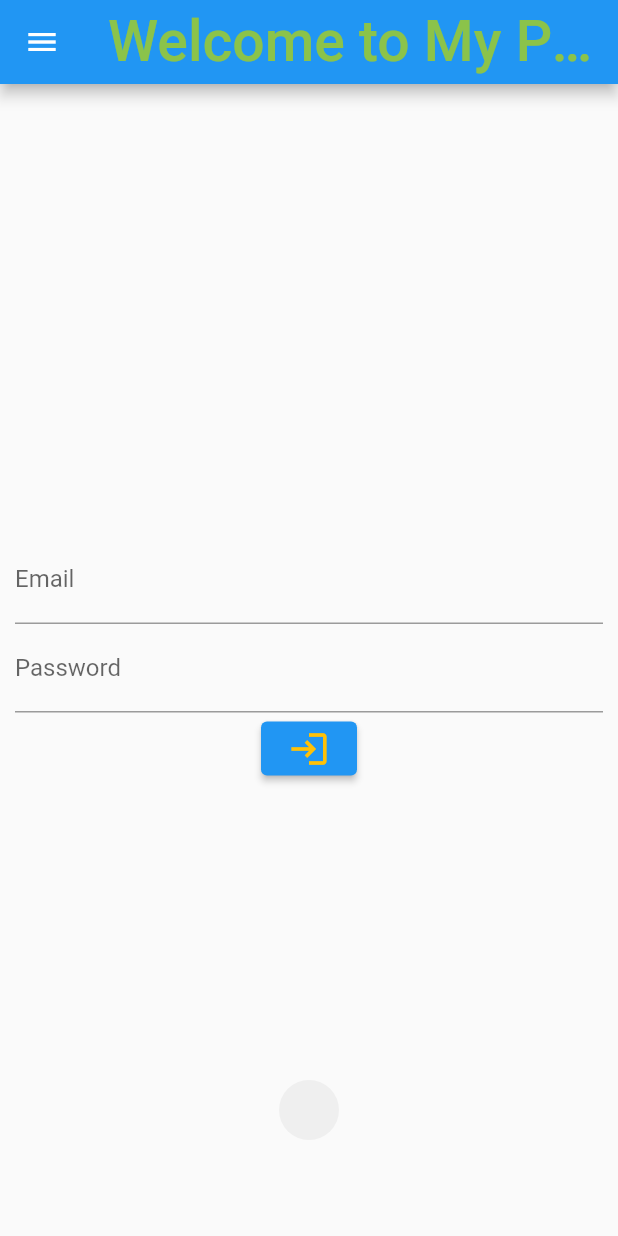
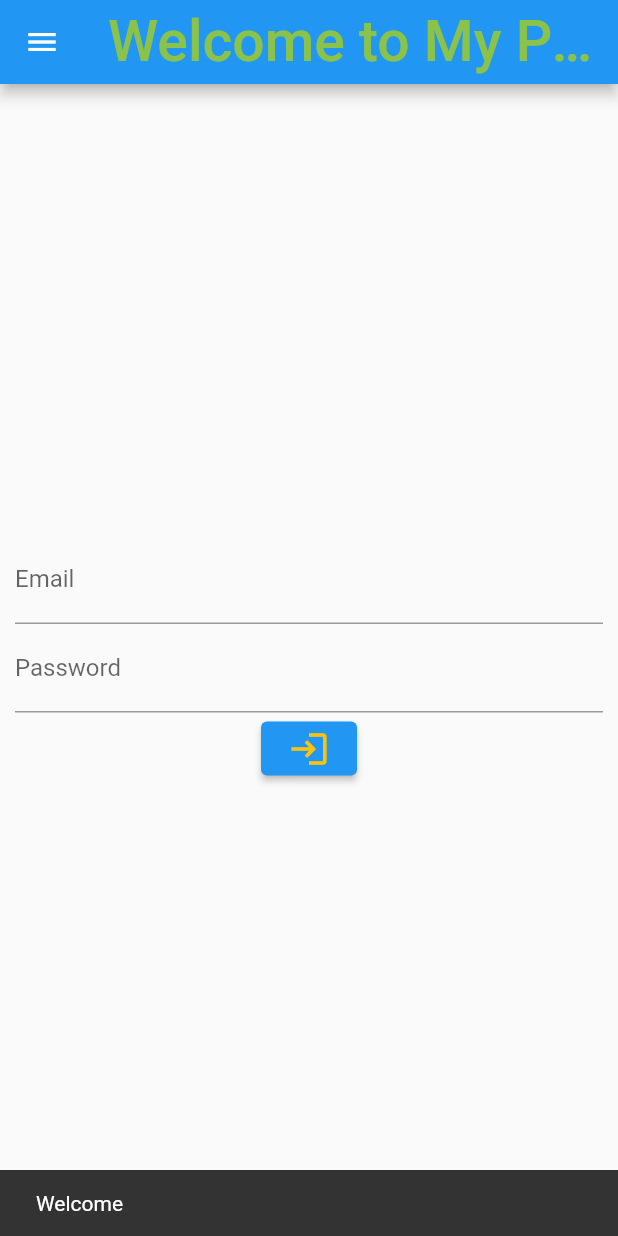
Before and after one commit to RamandeepSingh-IntelligentComputing/IoTTraining, a Flutter app: the screen it shows after launch, after a tap on the "login" icon, on a phone screen of 412 x 824 dp. Run offline on Flutter 3.47's test engine with Material 2 defaults, Android fonts, the phone set to English and light mode, and no system bars.

Commit message:
SnackBar and Controller

```diff
--- a/IotFlutterTraining/lib/customwidgets/CustomWidgets.dart
+++ b/IotFlutterTraining/lib/customwidgets/CustomWidgets.dart
@@ -1,13 +1,13 @@
 import 'package:flutter/material.dart';
-import 'package:fluttertoast/fluttertoast.dart';
+
 
 class loginwidget extends StatelessWidget {
   String useremail ="";
   String password = "";
 
-  void handleLogin()
+  void handleLogin(BuildContext cntx)
   {
-    Fluttertoast.showToast(msg: useremail);
+    //Fluttertoast.showToast(msg: useremail);
   }
 
   @override
@@ -25,7 +25,7 @@ class loginwidget extends StatelessWidget {
             labelText: "Password",
             hintText: "Enter Password"
           ),onChanged:(text)=>{password = text} ,),
-          ElevatedButton(onPressed: handleLogin,
+          ElevatedButton(onPressed: ()=>{handleLogin(context)},
               child: Icon(Icons.login,size: 28,color:Colors.amber,))
         ],
       ),),
@@ -33,8 +33,44 @@ class loginwidget extends StatelessWidget {
   }
 }
 
+class loginwidgetWithController extends StatelessWidget {
+
+  TextEditingController tecEmail = TextEditingController();
+  TextEditingController tecPass = TextEditingController();
+
+  void handleLogin(BuildContext cntx)
+  {
+    //Fluttertoast.showToast(msg:tecEmail.text)
+    ScaffoldMessenger.of(cntx).showSnackBar(
+        SnackBar(content: Text("Welcome ${tecEmail.text}"),duration: Duration(seconds: 3),));
+    tecEmail.text = "";
+  }
+
+  @override
+  Widget build(BuildContext context) {
+    return Material(
+      child: Padding(padding: EdgeInsets.all(10),
+        child:Column(mainAxisAlignment: MainAxisAlignment.center,
+          children: [
+            TextField(decoration: InputDecoration(
+                hintText: "Enter Email",
+                labelText: "Email"
+            ),controller: tecEmail),
+            TextField(obscureText: true,
+              decoration: InputDecoration(
+                  labelText: "Password",
+                  hintText: "Enter Password"
+              ),controller: tecPass,),
+            ElevatedButton(onPressed: ()=>{handleLogin(context)},
+                child: Icon(Icons.login,size: 28,color:Colors.amber,))
+          ],
+        ),),
+    );
+  }
+}
+
 class extendedLoginWidget extends StatelessWidget{
-  Widget login = loginwidget();
+  Widget login = loginwidgetWithController();
   @override
   Widget build(BuildContext context) {
     return (Scaffold(
--- a/IotFlutterTraining/lib/main.dart
+++ b/IotFlutterTraining/lib/main.dart
@@ -1,6 +1,5 @@
 import 'package:flutter/cupertino.dart';
 import 'package:flutter/material.dart';
-import 'package:fluttertoast/fluttertoast.dart';
 import 'customwidgets/CustomWidgets.dart';
 
 
--- a/IotFlutterTraining/pubspec.yaml
+++ b/IotFlutterTraining/pubspec.yaml
@@ -23,7 +23,6 @@ environment:
 dependencies:
   flutter:
     sdk: flutter
-  fluttertoast: ^8.0.8
 
 
   # The following adds the Cupertino Icons font to your application.
```
Also changed, not shown: IotFlutterTraining/pubspec.lock.
